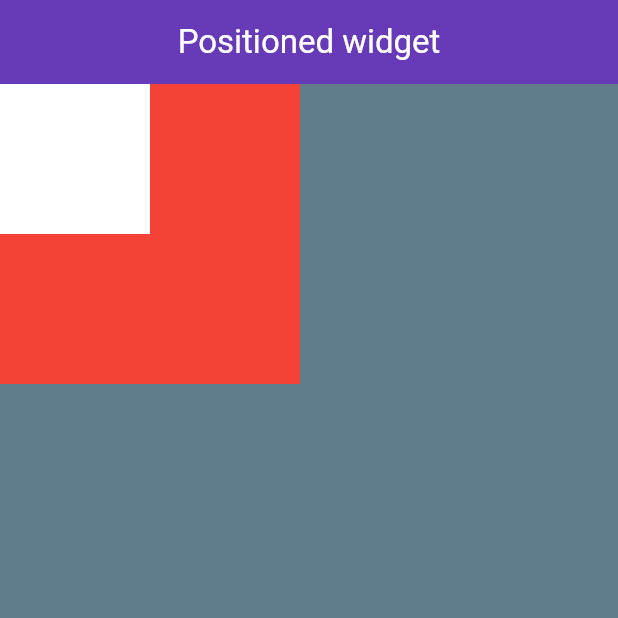
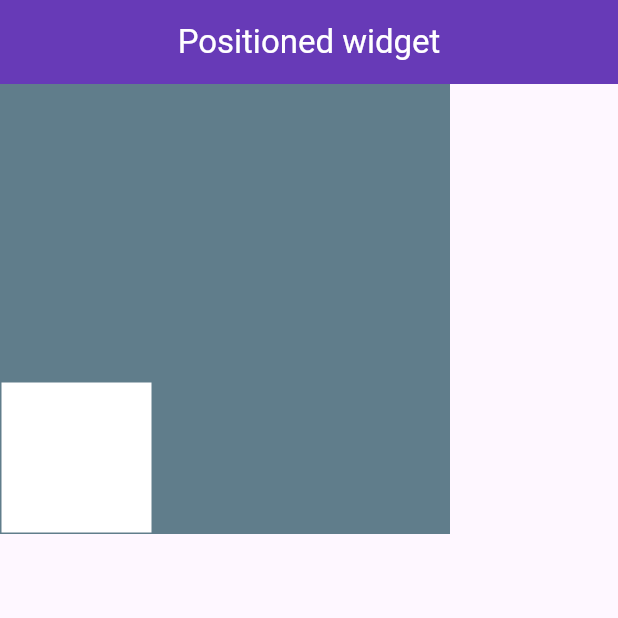
Before and after one commit to godgiftedboy/FlutterLearning, a Flutter app: the screen it shows after launch, on a phone screen of 412 x 824 dp, the top half of it. Run offline on Flutter 3.47's test engine with Material 3 defaults, Android fonts, the phone set to English and light mode, and no system bars.

Commit message:
positioned widget to make it bottom left positioned

```diff
--- a/lib/main.dart
+++ b/lib/main.dart
@@ -34,20 +34,19 @@ class MyHomePage extends StatelessWidget {
         ),
       ),
       body: Container(
-        width: double.infinity,
-        height: double.infinity,
+        width: 300,
+        height: 300,
         color: Colors.blueGrey,
         child: Stack(
           children: [
-            Container(
-              width: 200,
-              height: 200,
-              color: Colors.red,
-            ),
-            Container(
-              width: 100,
-              height: 100,
-              color: Colors.white,
+            Positioned(
+              bottom: 1,
+              left: 1,
+              child: Container(
+                width: 100,
+                height: 100,
+                color: Colors.white,
+              ),
             ),
           ],
         ),
```
